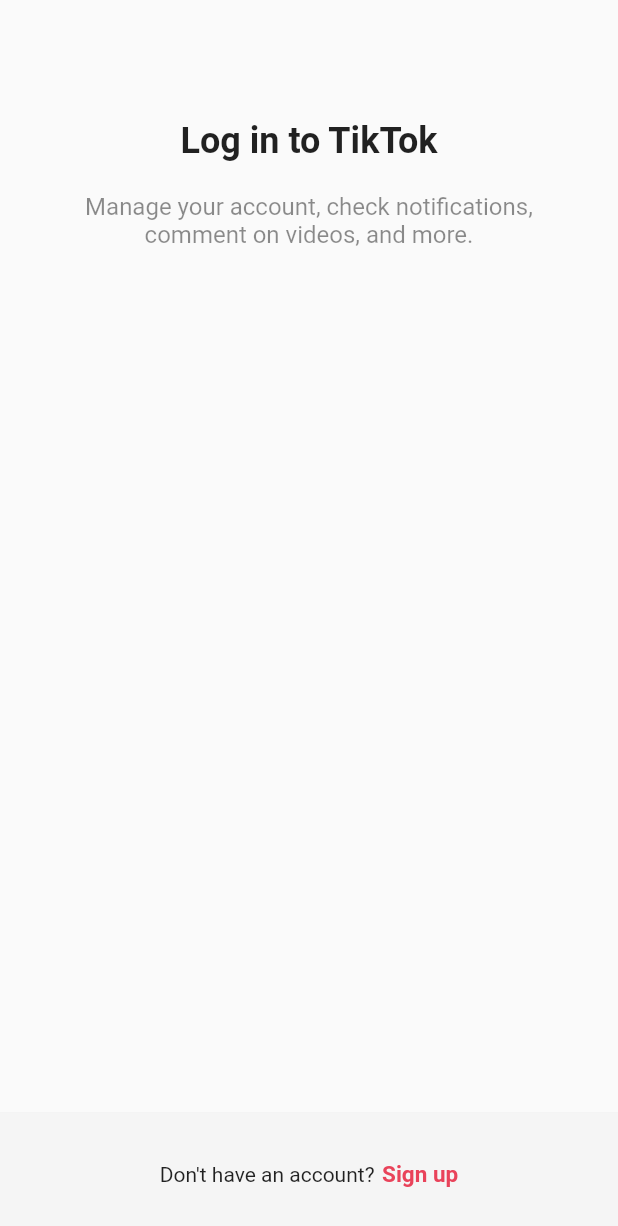
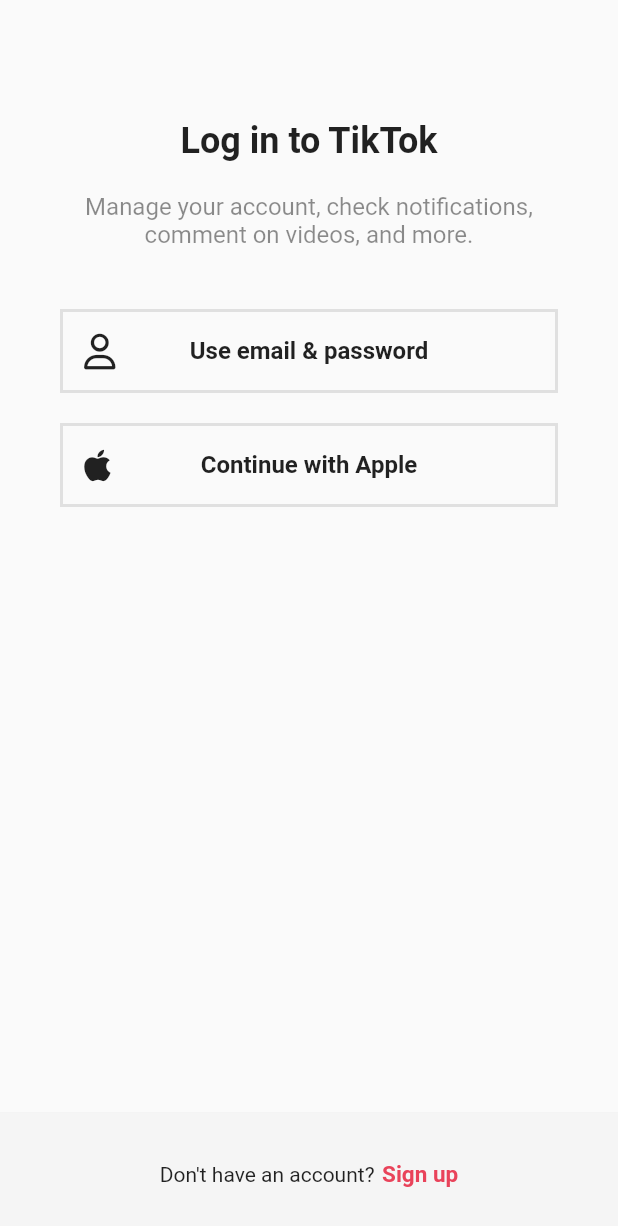
Before and after one commit to bhgong/TikTok_Clone, a Flutter app: the LoginScreen screen opened directly, on a phone screen of 412 x 824 dp. Shown: the top 1226 px of the screen. Run offline on Flutter 3.47's test engine with Material 2 defaults, Android fonts, the phone set to English and light mode, and no system bars; our stand-ins replace font_awesome_flutter.

Commit message:
#4.2 Auth Button

```diff
--- a/lib/features/authentication/login_screen.dart
+++ b/lib/features/authentication/login_screen.dart
@@ -1,6 +1,8 @@
 import 'package:flutter/material.dart';
+import 'package:font_awesome_flutter/font_awesome_flutter.dart';
 import 'package:tiktok_clone/constants/gaps.dart';
 import 'package:tiktok_clone/constants/sizes.dart';
+import 'package:tiktok_clone/features/authentication/widgets/auth_button.dart';
 
 class LoginScreen extends StatelessWidget {
   const LoginScreen({super.key});
@@ -36,6 +38,14 @@ class LoginScreen extends StatelessWidget {
                 ),
                 textAlign: TextAlign.center,
               ),
+              Gaps.v40,
+              AuthButton(
+                  icon: FaIcon(FontAwesomeIcons.user),
+                  text: "Use email & password"),
+              Gaps.v20,
+              AuthButton(
+                  icon: FaIcon(FontAwesomeIcons.apple),
+                  text: "Continue with Apple"),
             ],
           ),
         ),
--- a/lib/features/authentication/sign_up_screen.dart
+++ b/lib/features/authentication/sign_up_screen.dart
@@ -1,4 +1,5 @@
 import 'package:flutter/material.dart';
+import 'package:font_awesome_flutter/font_awesome_flutter.dart';
 import 'package:tiktok_clone/constants/gaps.dart';
 import 'package:tiktok_clone/constants/sizes.dart';
 import 'package:tiktok_clone/features/authentication/login_screen.dart';
@@ -43,8 +44,13 @@ class SignUpScreen extends StatelessWidget {
                 textAlign: TextAlign.center,
               ),
               Gaps.v40,
-              AuthButton(text: "Use phone or email"),
-              AuthButton(text: "Continue with Apple"),
+              AuthButton(
+                  icon: FaIcon(FontAwesomeIcons.user),
+                  text: "Use email & password"),
+              Gaps.v20,
+              AuthButton(
+                  icon: FaIcon(FontAwesomeIcons.apple),
+                  text: "Continue with Apple"),
             ],
           ),
         ),
--- a/lib/features/authentication/widgets/auth_button.dart
+++ b/lib/features/authentication/widgets/auth_button.dart
@@ -1,12 +1,15 @@
 import 'package:flutter/material.dart';
+import 'package:font_awesome_flutter/font_awesome_flutter.dart';
 import 'package:tiktok_clone/constants/sizes.dart';
 
 class AuthButton extends StatelessWidget {
   final String text;
+  final FaIcon icon;
 
   const AuthButton({
     super.key,
     required this.text,
+    required this.icon,
   });
 
   @override
@@ -14,16 +17,24 @@ class AuthButton extends StatelessWidget {
     return FractionallySizedBox(
       widthFactor: 1,
       child: Container(
-        padding: const EdgeInsets.symmetric(
-          vertical: Sizes.size10,
+        padding: const EdgeInsets.all(
+          Sizes.size14,
         ),
         decoration: BoxDecoration(
           border: Border.all(
-            color: Colors.grey.shade200,
+            color: Colors.grey.shade300,
             width: Sizes.size2,
           ),
         ),
-        child: Text(
+        child: Stack(
+          alignment: Alignment.center, // layout 들을 center로 align하겠다는 의미
+          children: [
+            Align(
+              // Align하는 위젯인데 icon에 대해서 centerLeft정렬 해주도록 설정
+              alignment: Alignment.centerLeft,
+              child: icon,
+            ),
+            Text(
               text,
               style: const TextStyle(
                 fontSize: Sizes.size16,
@@ -31,6 +42,8 @@ class AuthButton extends StatelessWidget {
               ),
               textAlign: TextAlign.center,
             ),
+          ],
+        ),
       ),
     );
   }
--- a/lib/main.dart
+++ b/lib/main.dart
@@ -1,7 +1,5 @@
 import 'package:flutter/material.dart';
-import 'package:tiktok_clone/constants/gaps.dart';
-import 'package:tiktok_clone/constants/sizes.dart';
-import 'package:tiktok_clone/sign_up/sign_up_screen.dart';
+import 'package:tiktok_clone/features/authentication/sign_up_screen.dart';
 
 void main() {
   runApp(const TikTokApp());
@@ -9,8 +7,6 @@ void main() {
 
 class TikTokApp extends StatelessWidget {
   const TikTokApp({super.key});
-
-  // 이걸로 해서 아이패드 있으면 원격으로 코딩할 수 있겠어.. 야스..
 
   // This widget is the root of your application.
   @override
--- a/pubspec.yaml
+++ b/pubspec.yaml
@@ -35,6 +35,7 @@ dependencies:
   # The following adds the Cupertino Icons font to your application.
   # Use with the CupertinoIcons class for iOS style icons.
   cupertino_icons: ^1.0.2
+  font_awesome_flutter: ^10.5.0
 
 dev_dependencies:
   flutter_test:
```
Also changed, not shown: lib/features/authentication/email_screen.dart (added), pubspec.lock. Lines whose indentation alone changed are shown as unchanged.
